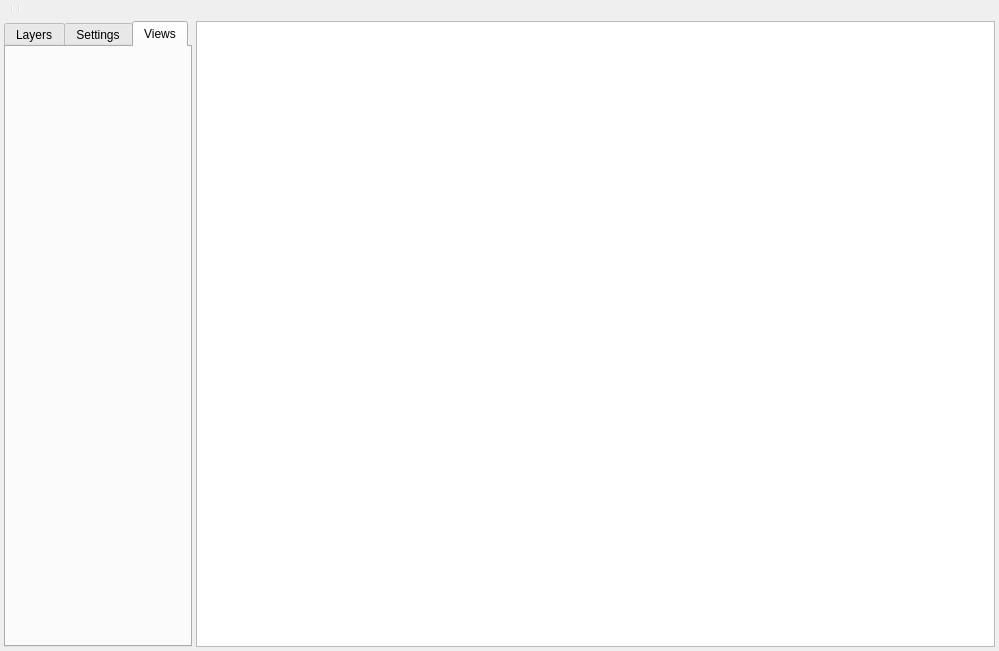
The window that Editors/RoomEditor.ui (enigma-dev/RadialGM) describes before a commit, drawn with Qt 5.
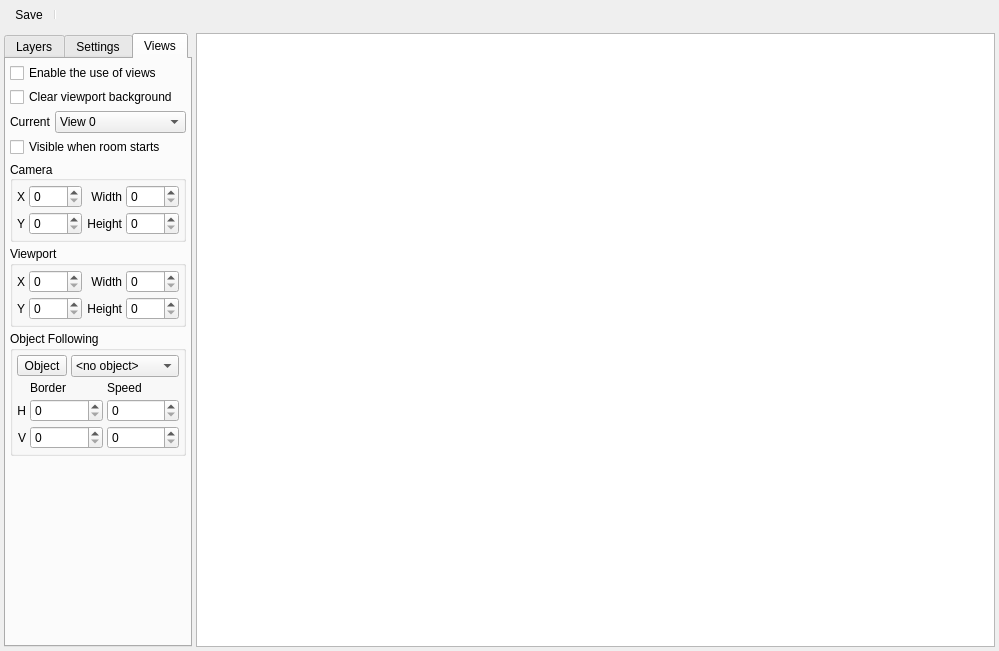
The same window after the commit. Icons and pictures are not drawn.

Commit message: add views tab and related options for camera

Diff of the .ui file:
```diff
--- a/Editors/RoomEditor.ui
+++ b/Editors/RoomEditor.ui
@@ -52,14 +52,6 @@
      </property>
      <addaction name="actionSave"/>
      <addaction name="separator"/>
-     <addaction name="actionNewImage"/>
-     <addaction name="actionLoadImage"/>
-     <addaction name="actionSaveImage"/>
-     <addaction name="actionEditImage"/>
-     <addaction name="separator"/>
-     <addaction name="actionZoom"/>
-     <addaction name="actionZoomIn"/>
-     <addaction name="actionZoomOut"/>
     </widget>
    </item>
    <item>
@@ -104,6 +96,433 @@
         <attribute name="title">
          <string>Views</string>
         </attribute>
+        <layout class="QVBoxLayout" name="verticalLayout">
+         <property name="spacing">
+          <number>4</number>
+         </property>
+         <property name="leftMargin">
+          <number>4</number>
+         </property>
+         <property name="topMargin">
+          <number>4</number>
+         </property>
+         <property name="rightMargin">
+          <number>4</number>
+         </property>
+         <property name="bottomMargin">
+          <number>4</number>
+         </property>
+         <item>
+          <widget class="QCheckBox" name="checkBox">
+           <property name="text">
+            <string>Enable the use of views</string>
+           </property>
+          </widget>
+         </item>
+         <item>
+          <widget class="QCheckBox" name="checkBox_2">
+           <property name="text">
+            <string>Clear viewport background</string>
+           </property>
+          </widget>
+         </item>
+         <item>
+          <layout class="QHBoxLayout" name="horizontalLayout_2">
+           <property name="spacing">
+            <number>4</number>
+           </property>
+           <item>
+            <widget class="QLabel" name="label">
+             <property name="text">
+              <string>Current</string>
+             </property>
+            </widget>
+           </item>
+           <item>
+            <widget class="QComboBox" name="comboBox">
+             <property name="sizePolicy">
+              <sizepolicy hsizetype="Preferred" vsizetype="Fixed">
+               <horstretch>1</horstretch>
+               <verstretch>0</verstretch>
+              </sizepolicy>
+             </property>
+             <property name="currentText">
+              <string>View 0</string>
+             </property>
+             <item>
+              <property name="text">
+               <string>View 0</string>
+              </property>
+             </item>
+             <item>
+              <property name="text">
+               <string>View 1</string>
+              </property>
+             </item>
+             <item>
+              <property name="text">
+               <string>View 2</string>
+              </property>
+             </item>
+             <item>
+              <property name="text">
+               <string>View 3</string>
+              </property>
+             </item>
+             <item>
+              <property name="text">
+               <string>View 4</string>
+              </property>
+             </item>
+             <item>
+              <property name="text">
+               <string>View 5</string>
+              </property>
+             </item>
+             <item>
+              <property name="text">
+               <string>View 6</string>
+              </property>
+             </item>
+             <item>
+              <property name="text">
+               <string>View 7</string>
+              </property>
+             </item>
+             <item>
+              <property name="text">
+               <string>View 8</string>
+              </property>
+             </item>
+            </widget>
+           </item>
+          </layout>
+         </item>
+         <item>
+          <widget class="QCheckBox" name="checkBox_3">
+           <property name="text">
+            <string>Visible when room starts</string>
+           </property>
+          </widget>
+         </item>
+         <item>
+          <widget class="QGroupBox" name="groupBox">
+           <property name="sizePolicy">
+            <sizepolicy hsizetype="Preferred" vsizetype="Fixed">
+             <horstretch>0</horstretch>
+             <verstretch>0</verstretch>
+            </sizepolicy>
+           </property>
+           <property name="title">
+            <string>Camera</string>
+           </property>
+           <property name="alignment">
+            <set>Qt::AlignLeading|Qt::AlignLeft|Qt::AlignVCenter</set>
+           </property>
+           <property name="flat">
+            <bool>true</bool>
+           </property>
+           <property name="checkable">
+            <bool>false</bool>
+           </property>
+           <layout class="QGridLayout" name="gridLayout" columnstretch="0,1,0,1">
+            <property name="leftMargin">
+             <number>4</number>
+            </property>
+            <property name="topMargin">
+             <number>4</number>
+            </property>
+            <property name="rightMargin">
+             <number>4</number>
+            </property>
+            <property name="bottomMargin">
+             <number>4</number>
+            </property>
+            <property name="spacing">
+             <number>4</number>
+            </property>
+            <item row="1" column="0">
+             <widget class="QLabel" name="label_2">
+              <property name="text">
+               <string>X</string>
+              </property>
+              <property name="alignment">
+               <set>Qt::AlignRight|Qt::AlignTrailing|Qt::AlignVCenter</set>
+              </property>
+             </widget>
+            </item>
+            <item row="2" column="0">
+             <widget class="QLabel" name="label_3">
+              <property name="text">
+               <string>Y</string>
+              </property>
+              <property name="alignment">
+               <set>Qt::AlignRight|Qt::AlignTrailing|Qt::AlignVCenter</set>
+              </property>
+             </widget>
+            </item>
+            <item row="1" column="2">
+             <widget class="QLabel" name="label_4">
+              <property name="text">
+               <string>Width</string>
+              </property>
+              <property name="alignment">
+               <set>Qt::AlignRight|Qt::AlignTrailing|Qt::AlignVCenter</set>
+              </property>
+             </widget>
+            </item>
+            <item row="2" column="2">
+             <widget class="QLabel" name="label_5">
+              <property name="text">
+               <string>Height</string>
+              </property>
+              <property name="alignment">
+               <set>Qt::AlignRight|Qt::AlignTrailing|Qt::AlignVCenter</set>
+              </property>
+             </widget>
+            </item>
+            <item row="2" column="1">
+             <widget class="QSpinBox" name="spinBox_2"/>
+            </item>
+            <item row="1" column="1">
+             <widget class="QSpinBox" name="spinBox"/>
+            </item>
+            <item row="1" column="3">
+             <widget class="QSpinBox" name="spinBox_3"/>
+            </item>
+            <item row="2" column="3">
+             <widget class="QSpinBox" name="spinBox_4"/>
+            </item>
+           </layout>
+          </widget>
+         </item>
+         <item>
+          <widget class="QGroupBox" name="groupBox_2">
+           <property name="sizePolicy">
+            <sizepolicy hsizetype="Preferred" vsizetype="Fixed">
+             <horstretch>0</horstretch>
+             <verstretch>0</verstretch>
+            </sizepolicy>
+           </property>
+           <property name="title">
+            <string>Viewport</string>
+           </property>
+           <property name="flat">
+            <bool>true</bool>
+           </property>
+           <layout class="QGridLayout" name="gridLayout_2" columnstretch="0,1,0,1">
+            <property name="leftMargin">
+             <number>4</number>
+            </property>
+            <property name="topMargin">
+             <number>4</number>
+            </property>
+            <property name="rightMargin">
+             <number>4</number>
+            </property>
+            <property name="bottomMargin">
+             <number>4</number>
+            </property>
+            <property name="spacing">
+             <number>4</number>
+            </property>
+            <item row="0" column="0">
+             <widget class="QLabel" name="label_8">
+              <property name="text">
+               <string>X</string>
+              </property>
+              <property name="alignment">
+               <set>Qt::AlignRight|Qt::AlignTrailing|Qt::AlignVCenter</set>
+              </property>
+             </widget>
+            </item>
+            <item row="0" column="1">
+             <widget class="QSpinBox" name="spinBox_6"/>
+            </item>
+            <item row="0" column="2">
+             <widget class="QLabel" name="label_6">
+              <property name="text">
+               <string>Width</string>
+              </property>
+              <property name="alignment">
+               <set>Qt::AlignRight|Qt::AlignTrailing|Qt::AlignVCenter</set>
+              </property>
+             </widget>
+            </item>
+            <item row="0" column="3">
+             <widget class="QSpinBox" name="spinBox_8"/>
+            </item>
+            <item row="1" column="0">
+             <widget class="QLabel" name="label_9">
+              <property name="text">
+               <string>Y</string>
+              </property>
+              <property name="alignment">
+               <set>Qt::AlignRight|Qt::AlignTrailing|Qt::AlignVCenter</set>
+              </property>
+             </widget>
+            </item>
+            <item row="1" column="1">
+             <widget class="QSpinBox" name="spinBox_5"/>
+            </item>
+            <item row="1" column="2">
+             <widget class="QLabel" name="label_7">
+              <property name="text">
+               <string>Height</string>
+              </property>
+              <property name="alignment">
+               <set>Qt::AlignRight|Qt::AlignTrailing|Qt::AlignVCenter</set>
+              </property>
+             </widget>
+            </item>
+            <item row="1" column="3">
+             <widget class="QSpinBox" name="spinBox_7"/>
+            </item>
+           </layout>
+          </widget>
+         </item>
+         <item>
+          <widget class="QGroupBox" name="groupBox_3">
+           <property name="sizePolicy">
+            <sizepolicy hsizetype="Preferred" vsizetype="Fixed">
+             <horstretch>0</horstretch>
+             <verstretch>0</verstretch>
+            </sizepolicy>
+           </property>
+           <property name="title">
+            <string>Object Following</string>
+           </property>
+           <property name="flat">
+            <bool>true</bool>
+           </property>
+           <layout class="QVBoxLayout" name="verticalLayout_3">
+            <property name="spacing">
+             <number>4</number>
+            </property>
+            <property name="leftMargin">
+             <number>4</number>
+            </property>
+            <property name="topMargin">
+             <number>4</number>
+            </property>
+            <property name="rightMargin">
+             <number>4</number>
+            </property>
+            <property name="bottomMargin">
+             <number>4</number>
+            </property>
+            <item>
+             <layout class="QHBoxLayout" name="horizontalLayout_3">
+              <property name="spacing">
+               <number>4</number>
+              </property>
+              <item>
+               <widget class="QToolButton" name="toolButton">
+                <property name="text">
+                 <string>Object</string>
+                </property>
+                <property name="icon">
+                 <iconset resource="../images.qrc">
+                  <normaloff>:/actions/add.png</normaloff>:/actions/add.png</iconset>
+                </property>
+                <property name="toolButtonStyle">
+                 <enum>Qt::ToolButtonTextBesideIcon</enum>
+                </property>
+               </widget>
+              </item>
+              <item>
+               <widget class="QComboBox" name="comboBox_2">
+                <item>
+                 <property name="text">
+                  <string>&lt;no object&gt;</string>
+                 </property>
+                </item>
+               </widget>
+              </item>
+             </layout>
+            </item>
+            <item>
+             <layout class="QGridLayout" name="gridLayout_3" columnstretch="0,1,1,0">
+              <property name="spacing">
+               <number>4</number>
+              </property>
+              <item row="2" column="0">
+               <widget class="QLabel" name="label_13">
+                <property name="toolTip">
+                 <string>Vertical</string>
+                </property>
+                <property name="text">
+                 <string>V</string>
+                </property>
+                <property name="alignment">
+                 <set>Qt::AlignRight|Qt::AlignTrailing|Qt::AlignVCenter</set>
+                </property>
+               </widget>
+              </item>
+              <item row="2" column="1">
+               <widget class="QSpinBox" name="spinBox_9"/>
+              </item>
+              <item row="1" column="0">
+               <widget class="QLabel" name="label_12">
+                <property name="toolTip">
+                 <string>Horizontal</string>
+                </property>
+                <property name="text">
+                 <string>H</string>
+                </property>
+                <property name="alignment">
+                 <set>Qt::AlignRight|Qt::AlignTrailing|Qt::AlignVCenter</set>
+                </property>
+               </widget>
+              </item>
+              <item row="1" column="1">
+               <widget class="QSpinBox" name="spinBox_10"/>
+              </item>
+              <item row="0" column="1">
+               <widget class="QLabel" name="label_10">
+                <property name="toolTip">
+                 <string>Border around the object</string>
+                </property>
+                <property name="text">
+                 <string>Border</string>
+                </property>
+               </widget>
+              </item>
+              <item row="0" column="2">
+               <widget class="QLabel" name="label_11">
+                <property name="toolTip">
+                 <string>Maximum speed</string>
+                </property>
+                <property name="text">
+                 <string>Speed</string>
+                </property>
+               </widget>
+              </item>
+              <item row="1" column="2">
+               <widget class="QSpinBox" name="spinBox_12"/>
+              </item>
+              <item row="2" column="2">
+               <widget class="QSpinBox" name="spinBox_11"/>
+              </item>
+             </layout>
+            </item>
+           </layout>
+          </widget>
+         </item>
+         <item>
+          <spacer name="verticalSpacer">
+           <property name="orientation">
+            <enum>Qt::Vertical</enum>
+           </property>
+           <property name="sizeHint" stdset="0">
+            <size>
+             <width>20</width>
+             <height>40</height>
+            </size>
+           </property>
+          </spacer>
+         </item>
+        </layout>
        </widget>
       </widget>
      </item>
@@ -115,11 +534,41 @@
          <verstretch>0</verstretch>
         </sizepolicy>
        </property>
+       <property name="backgroundBrush">
+        <brush brushstyle="SolidPattern">
+         <color alpha="255">
+          <red>136</red>
+          <green>136</green>
+          <blue>136</blue>
+         </color>
+        </brush>
+       </property>
+       <property name="foregroundBrush">
+        <brush brushstyle="NoBrush">
+         <color alpha="255">
+          <red>0</red>
+          <green>0</green>
+          <blue>0</blue>
+         </color>
+        </brush>
+       </property>
       </widget>
      </item>
     </layout>
    </item>
   </layout>
+  <action name="actionSave">
+   <property name="icon">
+    <iconset resource="../images.qrc">
+     <normaloff>:/actions/accept.png</normaloff>:/actions/accept.png</iconset>
+   </property>
+   <property name="text">
+    <string>Save</string>
+   </property>
+   <property name="toolTip">
+    <string>Save</string>
+   </property>
+  </action>
  </widget>
  <resources>
   <include location="../images.qrc"/>
```
The commit also changes 1 other file.
